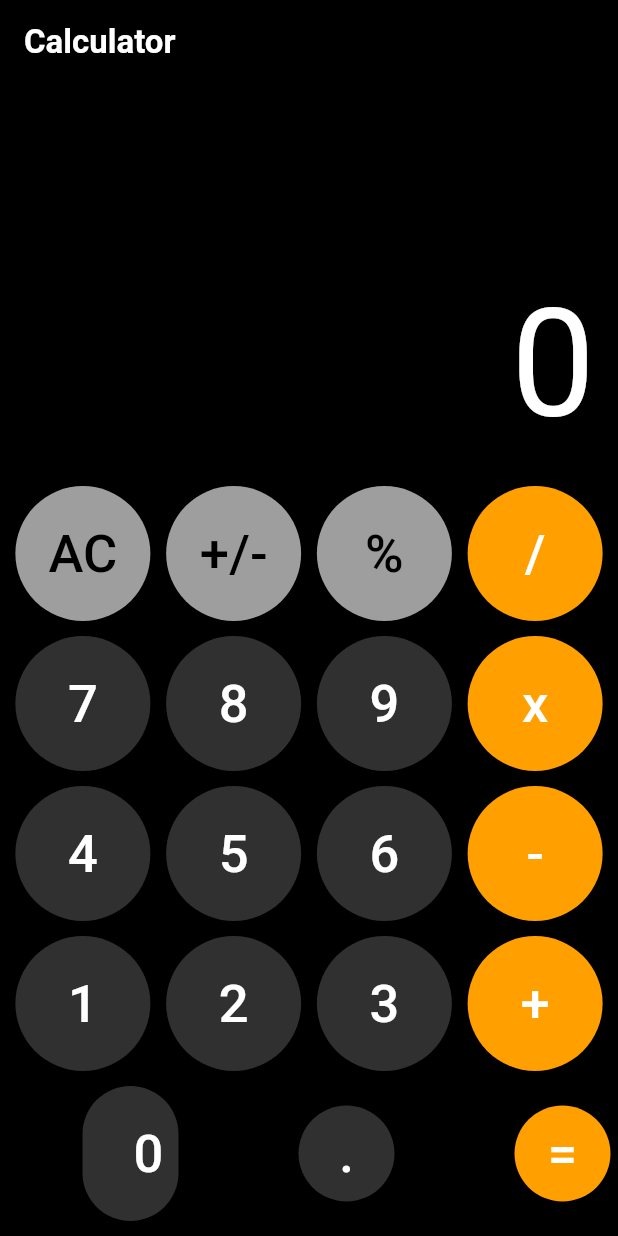
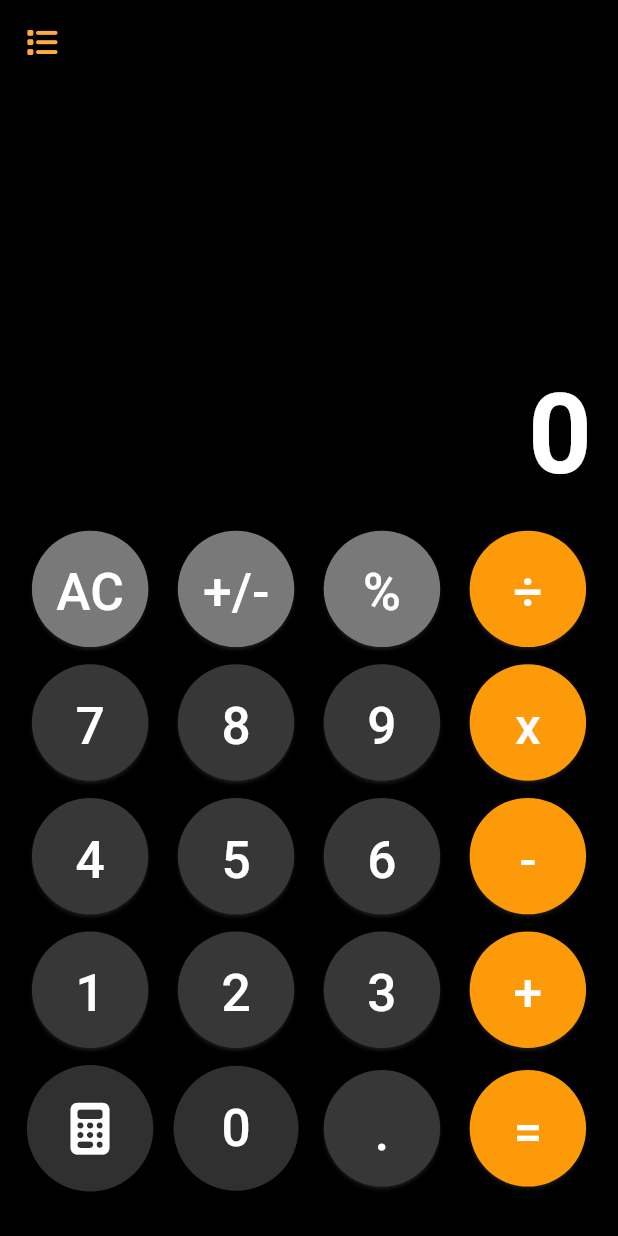
Before and after one commit to surajpatil05/calculator-app, a Flutter app: the screen it shows after launch, on a phone screen of 412 x 824 dp. Run offline on Flutter 3.47's test engine with Material 3 defaults, Android fonts, the phone set to English and light mode, and no system bars; our stand-ins replace flutter_screenutil, font_awesome_flutter.

Commit message:
fixed the calculator ui and some minor ui glitches

```diff
--- a/lib/calculator.dart
+++ b/lib/calculator.dart
@@ -1,18 +1,30 @@
 import 'package:flutter/material.dart';
-import 'package:flutter/widgets.dart';
+
+import 'package:flutter_screenutil/flutter_screenutil.dart';
+import 'package:font_awesome_flutter/font_awesome_flutter.dart';
 
 class Calculator extends StatefulWidget {
   const Calculator({super.key});
 
   @override
-  State<Calculator> createState() {
-    return _CalculatorState();
-  }
+  State<Calculator> createState() => _CalculatorState();
 }
 
 class _CalculatorState extends State<Calculator> {
+  dynamic text = '0';
+  double numOne = 0;
+  double numTwo = 0;
+  String result = '';
+  String finalResult = '0';
+  String opr = '';
+  String preOpr = '';
+
   Widget calcButton(String btntxt, Color btncolor, Color txtcolor) {
-    return Expanded(
+    return Padding(
+      padding: EdgeInsets.all(5.w), // Adds spacing between buttons
+      child: SizedBox(
+        width: 75.w, // Adjusted width for better spacing
+        height: 65.h, // Adjusted height for better spacing
         child: ElevatedButton(
           onPressed: () {
             calculation(btntxt);
@@ -20,12 +32,16 @@ class _CalculatorState extends State<Calculator> {
           style: ElevatedButton.styleFrom(
               backgroundColor: btncolor,
               shape: const CircleBorder(),
-            padding: const EdgeInsets.all(20)),
+              padding: EdgeInsets.all(15.r),
+              overlayColor: Colors.white,
+              shadowColor: Colors.grey[700],
+              surfaceTintColor: Colors.grey[400]),
           child: Text(
             btntxt,
             style: TextStyle(
-            fontSize: 35,
+              fontSize: 30.sp,
               color: txtcolor,
+            ),
           ),
         ),
       ),
@@ -37,129 +53,150 @@ class _CalculatorState extends State<Calculator> {
     return Scaffold(
       backgroundColor: Colors.black,
       appBar: AppBar(
-        title: const Text(
-          'Calculator',
-          style: TextStyle(
-            color: Colors.white,
-            fontWeight: FontWeight.bold,
+        leading: IconButton(
+          onPressed: () {},
+          icon: Icon(
+            const Icon(
+              FontAwesomeIcons.list,
+            ).icon,
+            color: Colors.orangeAccent,
+            size: 18.sp,
           ),
         ),
         backgroundColor: Colors.black,
       ),
       body: Padding(
-        padding: const EdgeInsets.symmetric(horizontal: 5),
+        padding: EdgeInsets.symmetric(horizontal: 10.w, vertical: 10.h),
         child: Column(
           mainAxisAlignment: MainAxisAlignment.end,
           children: [
-            //Calculator Display
             Row(
               mainAxisAlignment: MainAxisAlignment.end,
               children: [
-                Padding(
-                  padding: const EdgeInsets.all(10.0),
+                Expanded(
+                  child: SingleChildScrollView(
+                    scrollDirection: Axis.horizontal,
+                    reverse: true,
+                    child: Padding(
+                      padding: EdgeInsets.all(5.r),
                       child: Text(
                         text,
-                    textAlign: TextAlign.left,
-                    style: const TextStyle(
+                        textAlign: TextAlign.right,
+                        style: TextStyle(
                           color: Colors.white,
-                      fontSize: 100,
+                          fontSize: 65.sp,
+                          fontWeight: FontWeight.bold,
+                        ),
+                      ),
                     ),
                   ),
                 ),
               ],
             ),
+            for (var row in [
+              ['AC', '+/-', '%', '÷'],
+              ['7', '8', '9', 'x'],
+              ['4', '5', '6', '-'],
+              ['1', '2', '3', '+']
+            ])
+              Row(
+                mainAxisAlignment: MainAxisAlignment.spaceEvenly,
+                children: row
+                    .map((btn) => calcButton(
+                          btn,
+                          btn == '÷' || btn == 'x' || btn == '-' || btn == '+'
+                              ? Colors.orange
+                              : (btn == 'AC' || btn == '+/-' || btn == '%')
+                                  ? Colors.grey[600]! // Light grey color
+                                  : Colors.grey[850]!,
+                          Colors.white,
+                        ))
+                    .toList(),
+              ),
             Row(
               mainAxisAlignment: MainAxisAlignment.spaceEvenly,
               children: [
-                //here buttons function will be called where we will pass some arguments
-                calcButton('AC', Colors.grey, Colors.black),
-                calcButton('+/-', Colors.grey, Colors.black),
-                calcButton('%', Colors.grey, Colors.black),
-                calcButton('/', const Color(0xFFFFA000), Colors.white),
-              ],
+                // Blank Circle Button
+                Expanded(
+                  flex: 2,
+                  child: Padding(
+                    padding: EdgeInsets.all(5.r),
+                    child: ElevatedButton(
+                      onPressed: () {},
+                      style: ElevatedButton.styleFrom(
+                        backgroundColor: Colors.grey[850],
+                        shape: const CircleBorder(),
+                        padding: EdgeInsets.all(15.r),
                       ),
-            const SizedBox(height: 10),
-            // same as above we will make more rows in similar way
-            Row(
-              mainAxisAlignment: MainAxisAlignment.spaceEvenly,
-              children: [
-                calcButton('7', const Color(0xFF303030), Colors.white),
-                calcButton('8', const Color(0xFF303030), Colors.white),
-                calcButton('9', const Color(0xFF303030), Colors.white),
-                calcButton('x', const Color(0xFFFFA000), Colors.white),
-              ],
+                      child: IconButton(
+                        onPressed: () {},
+                        icon: FaIcon(
+                          FontAwesomeIcons.calculator,
+                          size: 30.sp,
+                          color: Colors.white,
                         ),
-            const SizedBox(height: 10),
-            Row(
-              mainAxisAlignment: MainAxisAlignment.spaceEvenly,
-              children: [
-                calcButton('4', const Color(0xFF303030), Colors.white),
-                calcButton('5', const Color(0xFF303030), Colors.white),
-                calcButton('6', const Color(0xFF303030), Colors.white),
-                calcButton('-', const Color(0xFFFFA000), Colors.white),
-              ],
                       ),
-            const SizedBox(height: 10),
-            Row(
-              mainAxisAlignment: MainAxisAlignment.spaceEvenly,
-              children: [
-                calcButton('1', const Color(0xFF303030), Colors.white),
-                calcButton('2', const Color(0xFF303030), Colors.white),
-                calcButton('3', const Color(0xFF303030), Colors.white),
-                calcButton('+', const Color(0xFFFFA000), Colors.white),
-              ],
                     ),
-            const SizedBox(height: 10),
-            // now last row is different as it has 0 Button
-            Row(
-              mainAxisAlignment: MainAxisAlignment.spaceEvenly,
-              children: [
-                //this is Button '0'
-                const SizedBox(width: 50),
+                  ),
+                ),
+
                 Expanded(
+                  flex: 2,
+                  child: Padding(
+                    padding: EdgeInsets.all(5.r),
                     child: ElevatedButton(
                       onPressed: () {
                         calculation('0');
                       },
                       style: ElevatedButton.styleFrom(
-                      padding: const EdgeInsets.fromLTRB(34, 20, 128, 20),
-                      backgroundColor: const Color(0xFF303030),
-                      shape: const StadiumBorder(),
+                        backgroundColor: Colors.grey[850],
+                        shape: const CircleBorder(),
+                        padding: EdgeInsets.all(15.r),
                       ),
-                    child: const Text(
+                      child: Text(
                         "0",
                         style: TextStyle(
-                        fontSize: 35,
+                          fontSize: 30.sp,
                           color: Colors.white,
                         ),
                       ),
                     ),
                   ),
-                const SizedBox(width: 80),
-                calcButton('.', const Color(0xFF303030), Colors.white),
-                const SizedBox(width: 80),
-                calcButton('=', const Color(0xFFFFA000), Colors.white),
+                ),
+                calcButton('.', Colors.grey[850]!, Colors.white),
+                calcButton('=', Colors.orange, Colors.white),
               ],
             ),
-            const SizedBox(height: 10),
+            SizedBox(height: 10.h),
           ],
         ),
       ),
     );
   }
 
-  // here we will write caculator logic for the app
+  // Function to perform calculations
 
-  dynamic text = '0';
-  double numOne = 0;
-  double numTwo = 0;
+  void calculation(String btnText) {
+    if (btnText == 'AC') {
+      resetCalculator();
+    } else if (btnText == '%') {
+      percentageCalculation();
+    } else if (btnText == '+/-') {
+      toggleSign();
+    } else if (btnText == '.') {
+      addDecimalPoint();
+    } else if (btnText == '=' || isOperator(btnText)) {
+      processOperator(btnText);
+    } else {
+      processNumber(btnText);
+    }
 
-  dynamic result = '';
-  dynamic finalResult = '';
-  dynamic opr = '';
-  dynamic preOpr = '';
-  void calculation(btnText) {
-    if (btnText == 'AC') {
+    setState(() {
+      text = finalResult;
+    });
+  }
+
+  void resetCalculator() {
     text = '0';
     numOne = 0;
     numTwo = 0;
@@ -167,55 +204,51 @@ class _CalculatorState extends State<Calculator> {
     finalResult = '0';
     opr = '';
     preOpr = '';
-    } else if (opr == '=' && btnText == '=') {
-      if (preOpr == '+') {
-        finalResult = add();
-      } else if (preOpr == '-') {
-        finalResult = sub();
-      } else if (preOpr == 'x') {
-        finalResult = mul();
-      } else if (preOpr == '/') {
-        finalResult = div();
-      }
-    } else if (btnText == '+' ||
-        btnText == '-' ||
-        btnText == 'x' ||
-        btnText == '/' ||
-        btnText == '=') {
-      if (numOne == 0) {
-        numOne = double.parse(result);
-      } else {
-        numTwo = double.parse(result);
   }
 
-      if (opr == '+') {
-        finalResult = add();
-      } else if (opr == '-') {
-        finalResult = sub();
-      } else if (opr == 'x') {
-        finalResult = mul();
-      } else if (opr == '/') {
-        finalResult = div();
+  void percentageCalculation() {
+    if (result.isNotEmpty) {
+      result = (double.parse(result) / 100).toString();
+      finalResult = doesContainDecimal(result);
     }
-      preOpr = opr;
+  }
+
+  void toggleSign() {
+    if (result.isNotEmpty && result != '0') {
+      result = result.startsWith('-') ? result.substring(1) : '-$result';
+      finalResult = result;
+    }
+  }
+
+  void addDecimalPoint() {
+    if (!result.contains('.')) {
+      result += '.';
+      finalResult = result;
+    }
+  }
+
+  bool isOperator(String value) {
+    return value == '+' || value == '-' || value == 'x' || value == '/';
+  }
+
+  String formatNumber(double num) {
+    return num % 1 == 0 ? num.toInt().toString() : num.toString();
+  }
+
+  void processOperator(String btnText) {
+    if (result.isNotEmpty) {
+      numTwo = double.parse(result); // Capture the second number
+    }
+
+    if (btnText == '=') {
+      calculateFinalResult(); // Compute result
+    } else {
+      if (result.isNotEmpty) {
+        numOne = double.parse(result);
+      }
       opr = btnText;
-      result = '';
-    } else if (btnText == '%') {
-      result = numOne / 100;
-      finalResult = doesContainDecimal(result);
-    } else if (btnText == '.') {
-      if (!result.toString().contains('.')) {
-        result = result.toString() + '.';
-      }
-      finalResult = result;
-    } else if (btnText == '+/-') {
-      result.toString().startsWith('-')
-          ? result = result.toString().substring(1)
-          : result = '-' + result.toString();
-      finalResult = result;
-    } else {
-      result = result + btnText;
-      finalResult = result;
+      finalResult = '${formatNumber(numOne)} $opr'; // Display expression
+      result = ''; // Reset result for next input
     }
 
     setState(() {
@@ -223,35 +256,49 @@ class _CalculatorState extends State<Calculator> {
     });
   }
 
-  String add() {
-    result = (numOne + numTwo).toString();
-    numOne = double.parse(result);
-    return doesContainDecimal(result);
+  void processNumber(String btnText) {
+    // If an operator was selected, append the new number instead of replacing everything
+    if (opr.isNotEmpty) {
+      result += btnText;
+      finalResult = '${formatNumber(numOne)} $opr $btnText';
+    } else {
+      result += btnText;
+      finalResult = result;
+    }
   }
 
-  String sub() {
-    result = (numOne - numTwo).toString();
-    numOne = double.parse(result);
-    return doesContainDecimal(result);
+  void calculateFinalResult() {
+    if (result.isEmpty || opr.isEmpty) return;
+
+    numTwo = double.parse(result);
+
+    switch (opr) {
+      case '+':
+        finalResult = (numOne + numTwo).toString();
+        break;
+      case '-':
+        finalResult = (numOne - numTwo).toString();
+        break;
+      case 'x':
+        finalResult = (numOne * numTwo).toString();
+        break;
+      case '/':
+        finalResult = numTwo == 0 ? "Error" : (numOne / numTwo).toString();
+        break;
     }
 
-  String mul() {
-    result = (numOne * numTwo).toString();
-    numOne = double.parse(result);
-    return doesContainDecimal(result);
+    finalResult = doesContainDecimal(finalResult);
+    numOne = double.parse(finalResult);
+    result = '';
+    opr = '';
   }
 
-  String div() {
-    result = (numOne / numTwo).toString();
-    numOne = double.parse(result);
-    return doesContainDecimal(result);
+  String doesContainDecimal(String result) {
+    if (result.contains('.')) {
+      List<String> splitDecimal = result.split('.');
+      if (int.parse(splitDecimal[1]) == 0) {
+        return splitDecimal[0];
       }
-
-  String doesContainDecimal(dynamic result) {
-    if (result.toString().contains('.')) {
-      List<String> splitDecimal = result.toString().split('.');
-      if (!(int.parse(splitDecimal[1]) > 0))
-        return result = splitDecimal[0].toString();
     }
     return result;
   }
```
Also changed, not shown: lib/main.dart (+9 -3 lines). Lines whose indentation alone changed are shown as unchanged.
